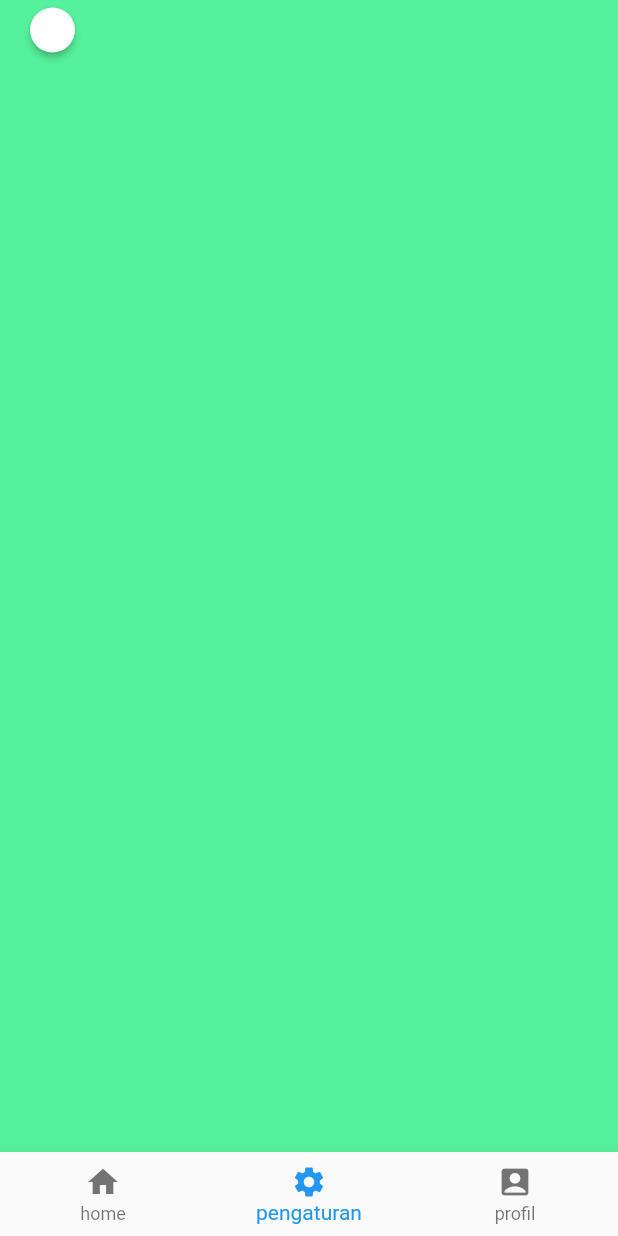
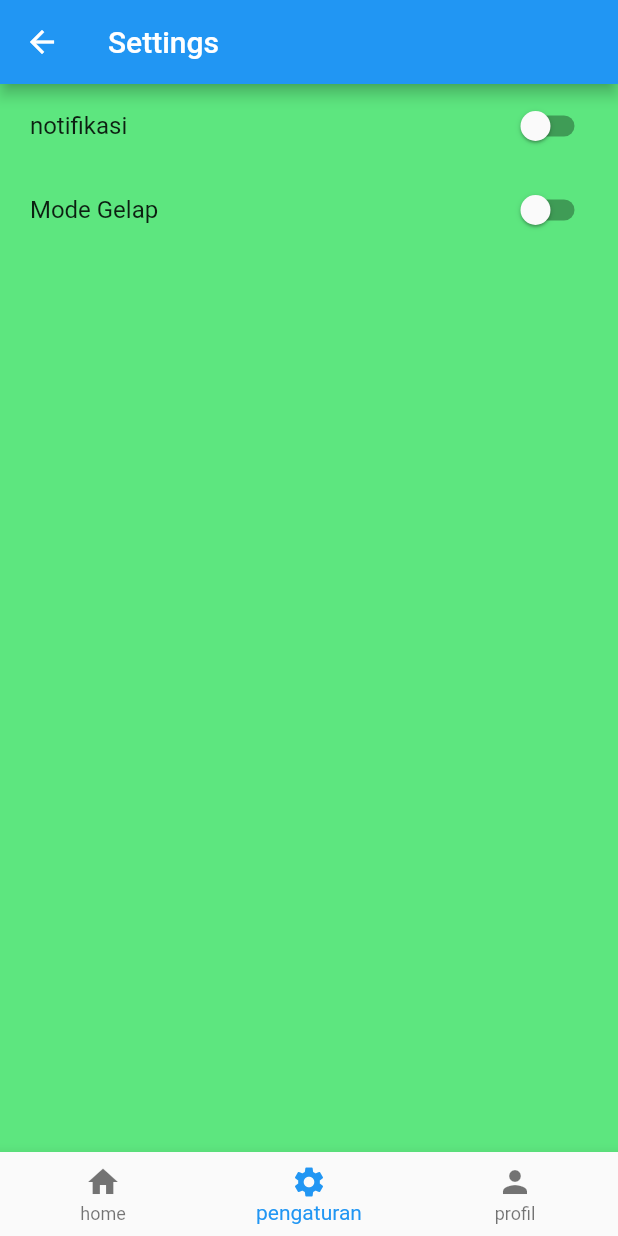
Before and after one commit to bocahkampung212/tempat_sampah, a Flutter app: the Dashbord screen opened directly, item 2 of the bottom bar chosen, on a phone screen of 412 x 824 dp. Run offline on Flutter 3.47's test engine with Material 2 defaults, Android fonts, the light colour scheme and no system bars.

Commit message:
update tempatsampah

```diff
--- a/lib/main.dart
+++ b/lib/main.dart
@@ -1,6 +1,7 @@
 import 'package:flutter/material.dart';
 import 'package:penjemputan_sampah/providers/dashbord_providers.dart';
-import 'package:penjemputan_sampah/providers/profil_panel_providers.dart';
+import 'package:penjemputan_sampah/providers/profil_panel.dart';
+import 'package:penjemputan_sampah/providers/setting_panel_.dart';
 import 'package:penjemputan_sampah/views/login_view.dart';
 import 'package:provider/provider.dart';
 
--- /dev/null
+++ b/lib/providers/setting_panel_.dart
@@ -0,0 +1,29 @@
+import 'package:flutter/material.dart';
+
+class Settingpanel extends StatelessWidget {
+  @override
+  Widget build(BuildContext context) {
+    return Scaffold(
+      backgroundColor: Color.fromARGB(255, 93, 230, 127),
+      appBar: AppBar(
+        title: Text('Settings'),
+      ),
+      body: ListView(
+        children: [
+          SwitchListTile(
+              title: Text(' notifikasi'),
+              value: false,
+              onChanged: (newValue) {}),
+          SwitchListTile(
+            title: Text(' Mode Gelap'),
+            value: false,
+            onChanged: (Value) {
+              if (false) {
+              } else {}
+            },
+          ),
+        ],
+      ),
+    );
+  }
+}
--- a/lib/views/Dashbord.dart
+++ b/lib/views/Dashbord.dart
@@ -3,7 +3,8 @@ import 'package:flutter/material.dart';
 import 'package:penjemputan_sampah/providers/Informasi.dart';
 import 'package:penjemputan_sampah/providers/dashbord_providers.dart';
 
-import 'package:penjemputan_sampah/providers/profil_panel_providers.dart';
+import 'package:penjemputan_sampah/providers/profil_panel.dart';
+import 'package:penjemputan_sampah/providers/setting_panel_.dart';
 import 'package:provider/provider.dart';
 
 class Dashbord extends StatelessWidget {
@@ -11,10 +12,10 @@ class Dashbord extends StatelessWidget {
 
   @override
   Widget build(BuildContext context) {
-    final panels = [dashbordPanel(), tombolMenu(), SizedBox()];
+    final panels = [dashbordPanel(), Settingpanel(), profilpanel()];
     return Consumer<dashbordprovider>(builder: (context, provider, widget) {
       return Scaffold(
-        backgroundColor: Color.fromARGB(255, 86, 241, 156),
+        backgroundColor: Color.fromARGB(255, 70, 230, 142),
         bottomNavigationBar: navigatorBawah(),
         body: panels[provider.indexTombol],
       );
@@ -226,7 +227,7 @@ class navigatorBawah extends StatelessWidget {
         BottomNavigationBarItem(
             icon: Icon(Icons.settings), label: 'pengaturan'),
         BottomNavigationBarItem(
-          icon: Icon(Icons.account_box),
+          icon: Icon(Icons.person),
           label: 'profil',
         ),
       ],
```
Also changed, not shown: lib/providers/profil_panel.dart (added, +44 -0 lines), lib/providers/profil_panel_providers.dart (deleted, +0 -23 lines), assets/image-profil.png (added).
